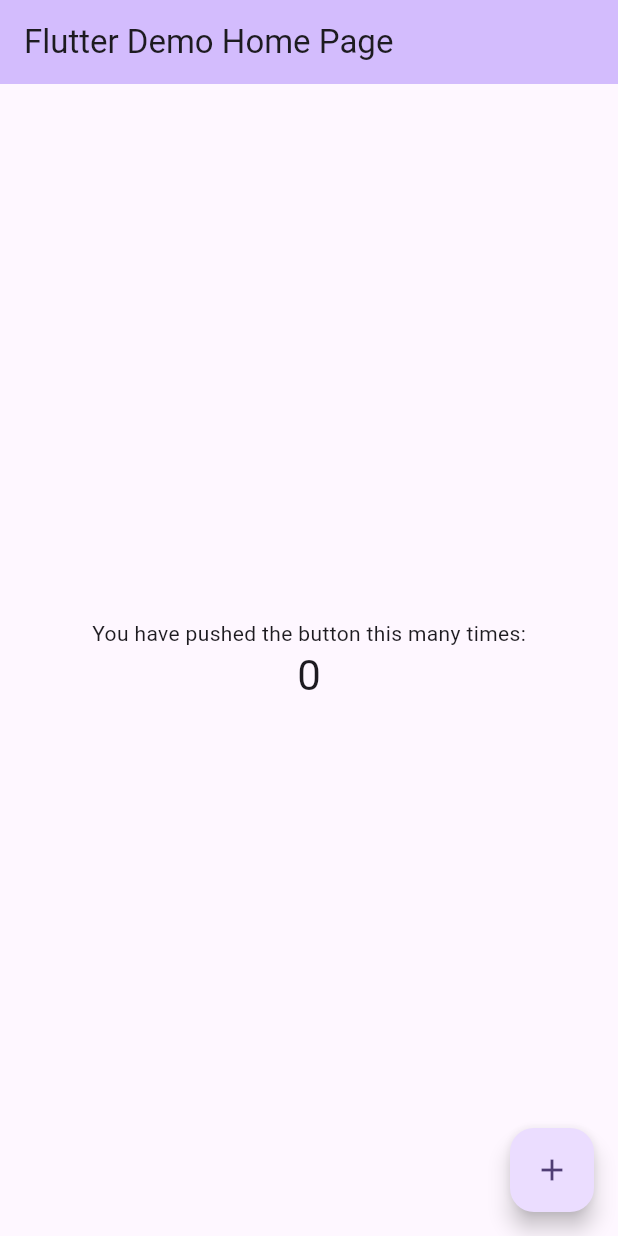
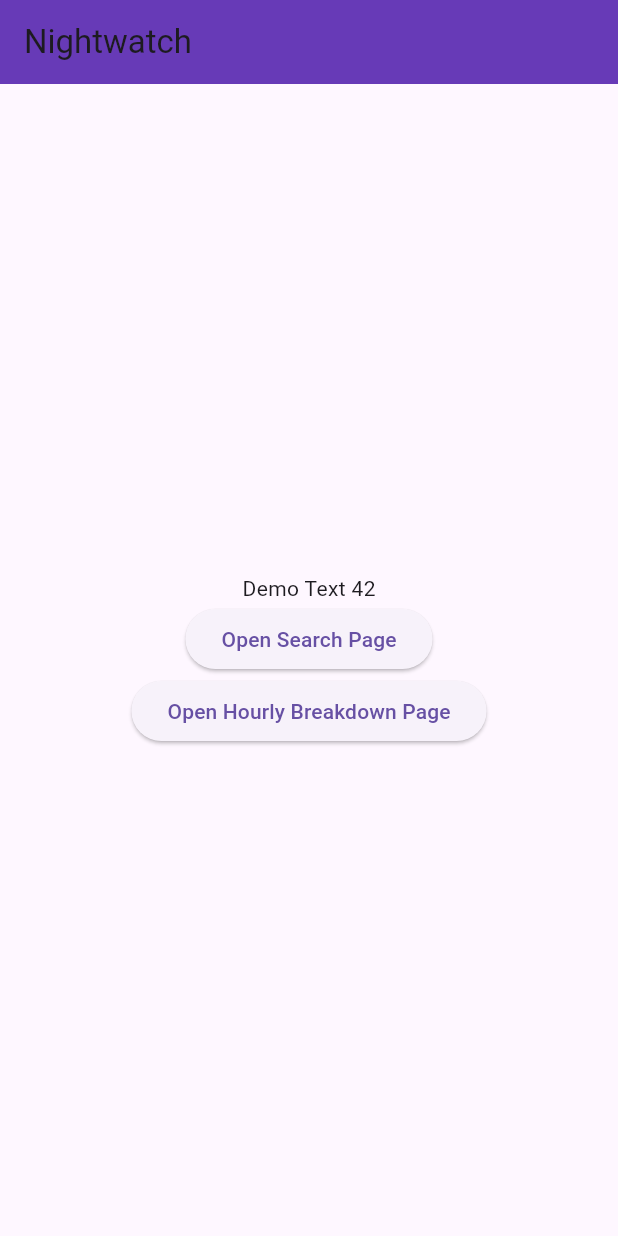
Before and after one commit to Chris-F5/nightwatch, a Flutter app: the screen it shows after launch, on a phone screen of 412 x 824 dp. Run offline on Flutter 3.47's test engine with Material 3 defaults, Android fonts, the phone set to English and light mode, and no system bars.

Commit message:
Add project skeleton

```diff
--- /dev/null
+++ b/lib/home_page.dart
@@ -0,0 +1,44 @@
+import 'package:flutter/material.dart';
+import 'search_page.dart';
+import 'hourly_breakdown_page.dart';
+import 'weather_api.dart';
+
+class HomePage extends StatelessWidget {
+  const HomePage();
+  @override
+  Widget build(BuildContext context) {
+    int example_weather_value = WeatherApi.exampleRequest();
+    return Scaffold(
+      appBar: AppBar(
+        backgroundColor: Colors.deepPurple,
+        title: Text('Nightwatch'),
+      ),
+      body: Center(
+        child: Column(
+          mainAxisAlignment: MainAxisAlignment.center,
+          children: <Widget>[
+            Text('Demo Text $example_weather_value'),
+            ElevatedButton(
+              child: Text('Open Search Page'),
+              onPressed: () {
+                Navigator.push(
+                  context,
+                  MaterialPageRoute(builder: (context) => SearchPage()),
+                );
+              },
+            ),
+            ElevatedButton(
+              child: Text('Open Hourly Breakdown Page'),
+              onPressed: () {
+                Navigator.push(
+                  context,
+                  MaterialPageRoute(builder: (context) => HourlyBreakdownPage()),
+                );
+              },
+            ),
+          ],
+        )
+      )
+    );
+  }
+}
--- a/lib/main.dart
+++ b/lib/main.dart
@@ -1,4 +1,5 @@
 import 'package:flutter/material.dart';
+import 'home_page.dart';
 
 void main() {
   runApp(const MyApp());
@@ -7,119 +8,11 @@
 class MyApp extends StatelessWidget {
   const MyApp({super.key});
 
-  // This widget is the root of your application.
   @override
   Widget build(BuildContext context) {
     return MaterialApp(
-      title: 'Flutter Demo',
-      theme: ThemeData(
-        // This is the theme of your application.
-        //
-        // TRY THIS: Try running your application with "flutter run". You'll see
-        // the application has a purple toolbar. Then, without quitting the app,
-        // try changing the seedColor in the colorScheme below to Colors.green
-        // and then invoke "hot reload" (save your changes or press the "hot
-        // reload" button in a Flutter-supported IDE, or press "r" if you used
-        // the command line to start the app).
-        //
-        // Notice that the counter didn't reset back to zero; the application
-        // state is not lost during the reload. To reset the state, use hot
-        // restart instead.
-        //
-        // This works for code too, not just values: Most code changes can be
-        // tested with just a hot reload.
-        colorScheme: ColorScheme.fromSeed(seedColor: Colors.deepPurple),
-        useMaterial3: true,
-      ),
-      home: const MyHomePage(title: 'Flutter Demo Home Page'),
+      title: 'Nightwatch',
+      home: const HomePage(),
     );
   }
 }
-
-class MyHomePage extends StatefulWidget {
-  const MyHomePage({super.key, required this.title});
-
-  // This widget is the home page of your application. It is stateful, meaning
-  // that it has a State object (defined below) that contains fields that affect
-  // how it looks.
-
-  // This class is the configuration for the state. It holds the values (in this
-  // case the title) provided by the parent (in this case the App widget) and
-  // used by the build method of the State. Fields in a Widget subclass are
-  // always marked "final".
-
-  final String title;
-
-  @override
-  State<MyHomePage> createState() => _MyHomePageState();
-}
-
-class _MyHomePageState extends State<MyHomePage> {
-  int _counter = 0;
-
-  void _incrementCounter() {
-    setState(() {
-      // This call to setState tells the Flutter framework that something has
-      // changed in this State, which causes it to rerun the build method below
-      // so that the display can reflect the updated values. If we changed
-      // _counter without calling setState(), then the build method would not be
-      // called again, and so nothing would appear to happen.
-      _counter++;
-    });
-  }
-
-  @override
-  Widget build(BuildContext context) {
-    // This method is rerun every time setState is called, for instance as done
-    // by the _incrementCounter method above.
-    //
-    // The Flutter framework has been optimized to make rerunning build methods
-    // fast, so that you can just rebuild anything that needs updating rather
-    // than having to individually change instances of widgets.
-    return Scaffold(
-      appBar: AppBar(
-        // TRY THIS: Try changing the color here to a specific color (to
-        // Colors.amber, perhaps?) and trigger a hot reload to see the AppBar
-        // change color while the other colors stay the same.
-        backgroundColor: Theme.of(context).colorScheme.inversePrimary,
-        // Here we take the value from the MyHomePage object that was created by
-        // the App.build method, and use it to set our appbar title.
-        title: Text(widget.title),
-      ),
-      body: Center(
-        // Center is a layout widget. It takes a single child and positions it
-        // in the middle of the parent.
-        child: Column(
-          // Column is also a layout widget. It takes a list of children and
-          // arranges them vertically. By default, it sizes itself to fit its
-          // children horizontally, and tries to be as tall as its parent.
-          //
-          // Column has various properties to control how it sizes itself and
-          // how it positions its children. Here we use mainAxisAlignment to
-          // center the children vertically; the main axis here is the vertical
-          // axis because Columns are vertical (the cross axis would be
-          // horizontal).
-          //
-          // TRY THIS: Invoke "debug painting" (choose the "Toggle Debug Paint"
-          // action in the IDE, or press "p" in the console), to see the
-          // wireframe for each widget.
-          mainAxisAlignment: MainAxisAlignment.center,
-          children: <Widget>[
-            const Text(
-              'You have pushed the button this many times:',
-            ),
-            Text(
-              '$_counter',
-              style: Theme.of(context).textTheme.headlineMedium,
-            ),
-          ],
-        ),
-      ),
-      floatingActionButton: FloatingActionButton(
-        onPressed: _incrementCounter,
-        tooltip: 'Increment',
-        child: const Icon(Icons.add),
-      ), // This trailing comma makes auto-formatting nicer for build methods.
-    );
-  }
-}
--- /dev/null
+++ b/lib/weather_api.dart
@@ -0,0 +1,5 @@
+class WeatherApi {
+  static int exampleRequest() {
+    return 42;
+  }
+}
--- a/pubspec.yaml
+++ b/pubspec.yaml
@@ -1,5 +1,5 @@
 name: nightwatch
-description: "A new Flutter project."
+description: "Weather app for stargazers."
 # The following line prevents the package from being accidentally published to
 # pub.dev using `flutter pub publish`. This is preferred for private packages.
 publish_to: 'none' # Remove this line if you wish to publish to pub.dev
```
Also changed, not shown: lib/hourly_breakdown_page.dart (added, +27 -0 lines), lib/search_page.dart (added, +27 -0 lines).
